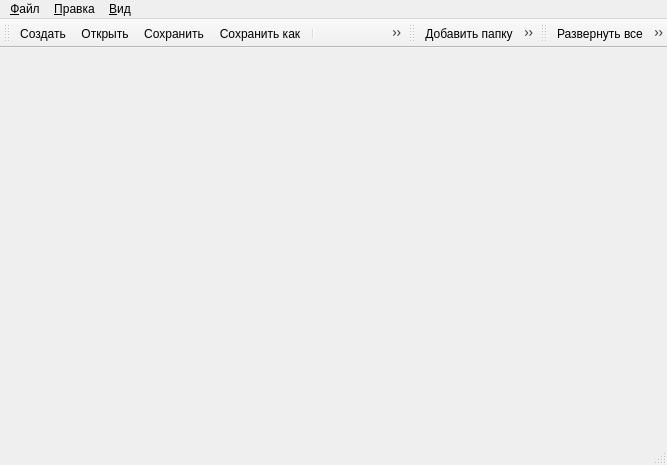
Before: the Qt Designer form ui/mainwindow.ui in elemc/basketpwd, drawn with Qt 5.
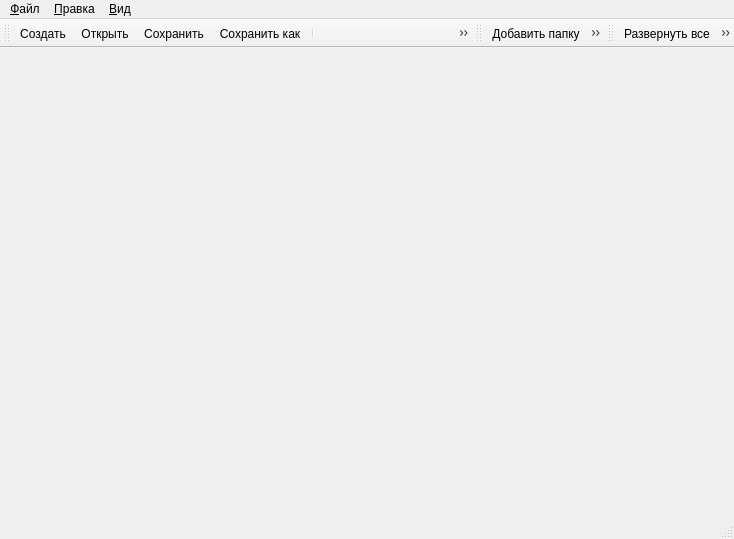
After: the same form once the commit is applied. Icons and pictures are not drawn.

Diff of the .ui file:
```diff
--- a/ui/mainwindow.ui
+++ b/ui/mainwindow.ui
@@ -6,8 +6,8 @@
    <rect>
     <x>0</x>
     <y>0</y>
-    <width>667</width>
-    <height>465</height>
+    <width>734</width>
+    <height>539</height>
    </rect>
   </property>
   <property name="windowTitle">
@@ -23,8 +23,8 @@
     <rect>
      <x>0</x>
      <y>0</y>
-     <width>667</width>
-     <height>22</height>
+     <width>734</width>
+     <height>21</height>
     </rect>
    </property>
    <widget class="QMenu" name="menuFile">
@@ -123,8 +123,6 @@
    <addaction name="actionShowPwd"/>
    <addaction name="separator"/>
    <addaction name="actionViewPrimaryChecks"/>
-   <addaction name="separator"/>
-   <addaction name="actionHelpAbout"/>
   </widget>
   <action name="actionNew">
    <property name="icon">
```
Left out of the diff: 91 changed lines with no effect on the pictures.
